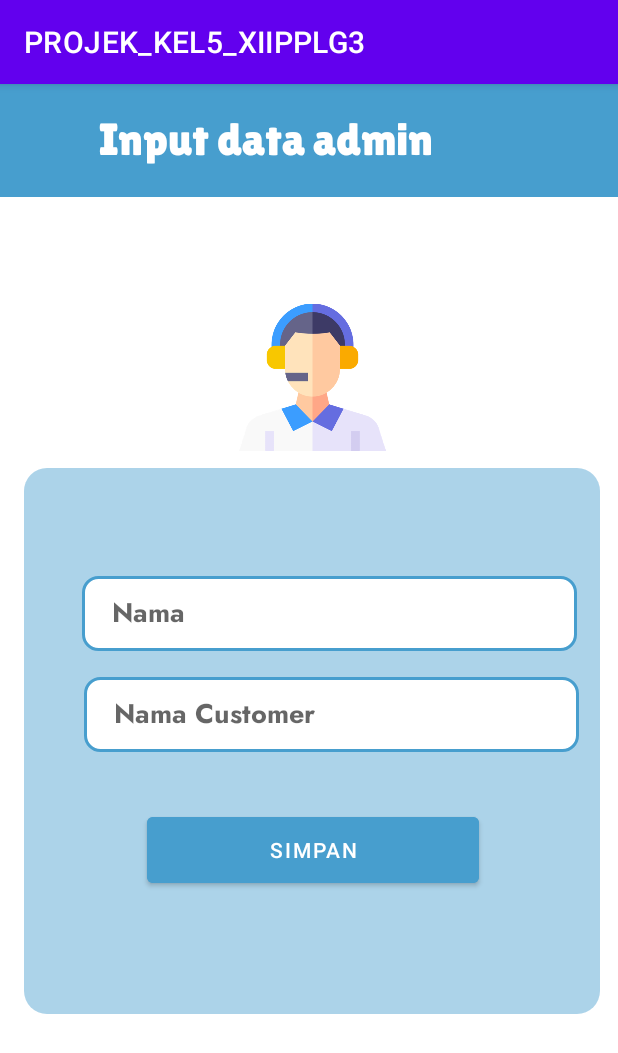
After one commit to pysceseu/PROJEK_KEL5_XIIPPLG3, an Android app: the inputadmin screen opened directly, with no data from a screen before it, on a phone screen of 412 x 824 dp. The commit adds this screen. Shown: the top 1053 px of the screen. Run offline under Robolectric (Android 15) with nearby library versions, the phone set to English and light mode, and no system bars; Roboto replaces fonts that are not available here; 1 statement that could not run was skipped.

Commit message:
input admin

```diff
--- a/app/src/main/AndroidManifest.xml
+++ b/app/src/main/AndroidManifest.xml
@@ -13,6 +13,9 @@
         android:supportsRtl="true"
         android:theme="@style/Theme.PROJEK_KEL5_XIIPPLG3"
         tools:targetApi="31">
+        <activity
+            android:name=".inputadmin"
+            android:exported="false" />
         <activity
             android:name=".tampiladmin"
             android:exported="false" />
--- a/app/src/main/java/com/salma/projek_kel5_xiipplg3/MainActivity.kt
+++ b/app/src/main/java/com/salma/projek_kel5_xiipplg3/MainActivity.kt
@@ -1,5 +1,6 @@
 package com.salma.projek_kel5_xiipplg3
 
+import android.content.Intent
 import androidx.appcompat.app.AppCompatActivity
 import android.os.Bundle
 
@@ -7,5 +8,12 @@ class MainActivity : AppCompatActivity() {
     override fun onCreate(savedInstanceState: Bundle?) {
         super.onCreate(savedInstanceState)
         setContentView(R.layout.activity_main)
+        android.os.Handler().postDelayed(
+            {
+                startActivity(
+                    Intent(this,login::class.java))
+                finish()
+            },3000
+        )
     }
 }
--- /dev/null
+++ b/app/src/main/java/com/salma/projek_kel5_xiipplg3/inputadmin.kt
@@ -0,0 +1,11 @@
+package com.salma.projek_kel5_xiipplg3
+
+import androidx.appcompat.app.AppCompatActivity
+import android.os.Bundle
+
+class inputadmin : AppCompatActivity() {
+    override fun onCreate(savedInstanceState: Bundle?) {
+        super.onCreate(savedInstanceState)
+        setContentView(R.layout.activity_inputadmin)
+    }
+}
--- /dev/null
+++ b/app/src/main/res/layout/activity_inputadmin.xml
@@ -0,0 +1,120 @@
+<?xml version="1.0" encoding="utf-8"?>
+<androidx.constraintlayout.widget.ConstraintLayout xmlns:android="http://schemas.android.com/apk/res/android"
+    xmlns:app="http://schemas.android.com/apk/res-auto"
+    xmlns:tools="http://schemas.android.com/tools"
+    android:layout_width="match_parent"
+    android:layout_height="match_parent"
+    tools:context=".inputadmin">
+
+    <androidx.constraintlayout.widget.ConstraintLayout
+        android:id="@+id/constraintLayout3"
+        android:layout_width="384dp"
+        android:layout_height="364dp"
+        android:layout_marginStart="16dp"
+        android:layout_marginBottom="148dp"
+        android:background="@drawable/dd"
+        android:backgroundTint="#73479ECE"
+        app:layout_constraintBottom_toBottomOf="parent"
+        app:layout_constraintStart_toStartOf="parent">
+
+        <EditText
+            android:id="@+id/editTextTextPersonName15"
+            android:layout_width="330dp"
+            android:layout_height="50dp"
+            android:layout_marginStart="40dp"
+            android:layout_marginTop="17dp"
+            android:layout_marginBottom="37dp"
+            android:background="@drawable/aa"
+            android:ems="10"
+            android:fontFamily="@font/jost_bold"
+            android:hint="Nama Customer"
+            android:inputType="textPersonName"
+            android:paddingLeft="20dp"
+            app:layout_constraintBottom_toTopOf="@+id/button3"
+            app:layout_constraintStart_toStartOf="parent"
+            app:layout_constraintTop_toBottomOf="@+id/editTextTextPersonName7" />
+
+        <EditText
+            android:id="@+id/editTextTextPersonName7"
+            android:layout_width="330dp"
+            android:layout_height="50dp"
+            android:layout_marginStart="39dp"
+            android:layout_marginTop="72dp"
+            android:layout_marginEnd="15dp"
+            android:background="@drawable/aa"
+            android:ems="10"
+            android:fontFamily="@font/jost_bold"
+            android:hint="Nama"
+            android:inputType="textPersonName"
+            android:paddingLeft="20dp"
+            app:layout_constraintEnd_toEndOf="parent"
+            app:layout_constraintHorizontal_bias="1.0"
+            app:layout_constraintStart_toStartOf="parent"
+            app:layout_constraintTop_toTopOf="parent" />
+
+        <Button
+            android:id="@+id/button3"
+            android:layout_width="221dp"
+            android:layout_height="56dp"
+            android:layout_marginStart="82dp"
+            android:layout_marginTop="37dp"
+            android:backgroundTint="#479ECE"
+            android:text="simpan"
+            app:layout_constraintStart_toStartOf="parent"
+            app:layout_constraintTop_toBottomOf="@+id/editTextTextPersonName15" />
+
+    </androidx.constraintlayout.widget.ConstraintLayout>
+
+    <androidx.constraintlayout.widget.ConstraintLayout
+        android:id="@+id/constraintLayout2"
+        android:layout_width="match_parent"
+        android:layout_height="75dp"
+        android:layout_marginBottom="77dp"
+        android:background="#479ECE"
+        app:layout_constraintBottom_toTopOf="@+id/constraintLayout3"
+        app:layout_constraintEnd_toEndOf="parent"
+        app:layout_constraintHorizontal_bias="0.0"
+        app:layout_constraintStart_toStartOf="parent"
+        app:layout_constraintTop_toTopOf="parent"
+        app:layout_constraintVertical_bias="0.0">
+
+        <TextView
+            android:id="@+id/textView2"
+            android:layout_width="wrap_content"
+            android:layout_height="wrap_content"
+            android:layout_marginStart="64dp"
+            android:layout_marginTop="19dp"
+            android:layout_marginEnd="121dp"
+            android:fontFamily="@font/lilita_one"
+            android:text="Input data admin"
+            android:textColor="#FFFFFF"
+            android:textSize="30dp"
+            app:layout_constraintEnd_toEndOf="parent"
+            app:layout_constraintStart_toStartOf="parent"
+            app:layout_constraintTop_toTopOf="parent" />
+
+    </androidx.constraintlayout.widget.ConstraintLayout>
+
+    <ImageView
+        android:id="@+id/imageView13"
+        android:layout_width="137dp"
+        android:layout_height="111dp"
+        android:layout_marginStart="47dp"
+        android:layout_marginTop="24dp"
+        app:layout_constraintEnd_toEndOf="parent"
+        app:layout_constraintStart_toEndOf="@+id/constraintLayout3"
+        app:layout_constraintTop_toBottomOf="@+id/constraintLayout2"
+        app:srcCompat="@drawable/admin_removebg_preview" />
+
+    <ImageView
+        android:id="@+id/imageView14"
+        android:layout_width="98dp"
+        android:layout_height="104dp"
+        android:layout_marginTop="68dp"
+        app:layout_constraintEnd_toEndOf="parent"
+        app:layout_constraintHorizontal_bias="0.507"
+        app:layout_constraintStart_toStartOf="parent"
+        app:layout_constraintTop_toBottomOf="@+id/constraintLayout2"
+        app:srcCompat="@drawable/admin_removebg_preview" />
+
+</androidx.constraintlayout.widget.ConstraintLayout>
```
Also changed, not shown: app/src/main/res/drawable/admin_removebg_preview.png (added).
